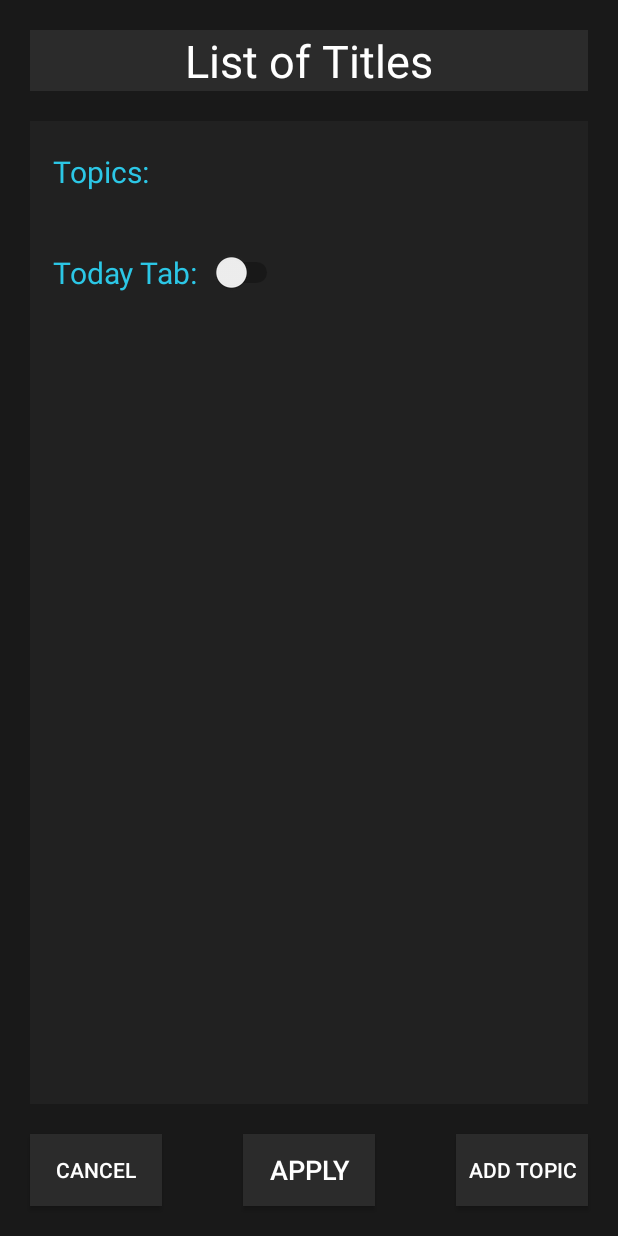
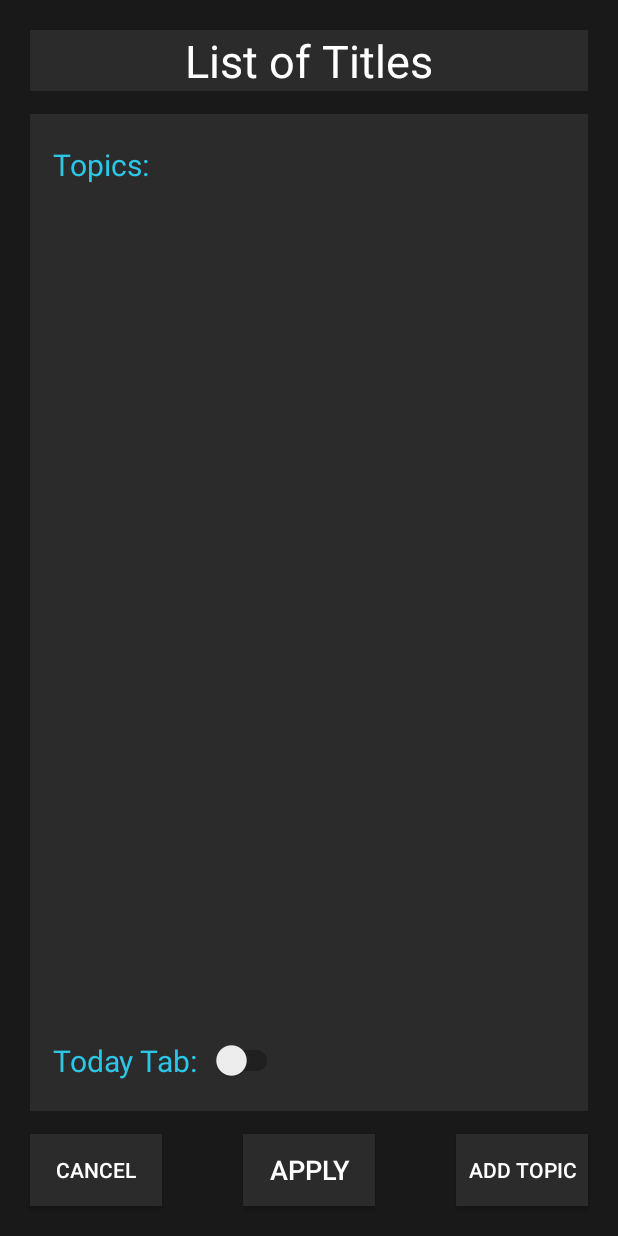
Before and after one commit to Conlix/Today_Do, an Android app: the Settings screen opened directly, with no data from a screen before it, on a phone screen of 412 x 824 dp. Run offline under Robolectric (Android 15) with nearby library versions, the phone set to English and light mode, and no system bars.

Commit message:
Test Version: Fixed Settings Screan

```diff
--- a/app/src/main/res/layout/activity_main.xml
+++ b/app/src/main/res/layout/activity_main.xml
@@ -16,7 +16,8 @@
         app:layout_constraintTop_toTopOf="parent"
         android:background="@color/colorPrimary"
         app:tabTextColor="@color/white"
-        app:tabIndicatorColor="@color/colorAccent" />
+        app:tabIndicatorColor="@color/colorAccent"
+        app:tabSelectedTextColor="@color/signature"/>
 
     <Button
         android:id="@+id/setting"
--- a/app/src/main/res/layout/settings.xml
+++ b/app/src/main/res/layout/settings.xml
@@ -6,6 +6,17 @@
     android:orientation="vertical"
     android:background="@color/background">
 
+    <ListView
+        android:id="@+id/background"
+        android:layout_width="0dp"
+        android:layout_height="0dp"
+        app:layout_constraintBottom_toTopOf="@id/b_return"
+        app:layout_constraintEnd_toEndOf="@id/b_add_topic"
+        app:layout_constraintStart_toStartOf="@id/b_cancel"
+        app:layout_constraintTop_toBottomOf="@id/header"
+        android:background="@color/colorPrimary"
+        android:layout_marginBottom="15dp"
+        android:layout_marginTop="15dp"/>
     <TextView
         android:id="@+id/header"
         android:layout_width="0dp"
@@ -21,28 +32,9 @@
         app:layout_constraintEnd_toEndOf="parent"
         app:layout_constraintStart_toStartOf="parent"
         app:layout_constraintTop_toTopOf="parent" />
-
-    <ScrollView
-        android:layout_width="match_parent"
-        android:layout_height="0dp"
-        android:layout_marginStart="20dp"
-        android:layout_marginTop="20dp"
-        android:layout_marginEnd="20dp"
-        android:layout_marginBottom="20dp"
-        android:background="@color/colorPrimaryDark"
-        app:layout_constraintBottom_toTopOf="@+id/b_return"
-        app:layout_constraintEnd_toEndOf="parent"
-        app:layout_constraintStart_toStartOf="parent"
-        app:layout_constraintTop_toBottomOf="@+id/header">
-
-        <LinearLayout
-            android:layout_width="match_parent"
-            android:layout_height="wrap_content"
-            android:orientation="vertical">
-
     <TextView
         android:id="@+id/editText"
-                android:layout_width="match_parent"
+        android:layout_width="wrap_content"
         android:layout_height="wrap_content"
         android:layout_marginLeft="15dp"
         android:layout_marginTop="20dp"
@@ -50,20 +42,24 @@
         android:inputType="textPersonName"
         android:text="Topics:"
         android:textColor="@color/signature"
-                android:textSize="20sp" />
+        android:textSize="20sp"
+        app:layout_constraintTop_toTopOf="@id/background"
+        app:layout_constraintLeft_toLeftOf="@id/background"/>
 
     <ListView
         android:id="@+id/listview_topics"
-                android:layout_width="match_parent"
-                android:layout_height="wrap_content"
+        android:layout_width="0dp"
+        android:layout_height="0dp"
         android:layout_marginStart="20dp"
         android:layout_marginTop="20dp"
         android:layout_marginEnd="20dp"
+        android:layout_marginBottom="20dp"
+        android:background="@color/colorPrimary"
+        app:layout_constraintTop_toBottomOf="@id/editText"
+        app:layout_constraintLeft_toLeftOf="@id/background"
+        app:layout_constraintRight_toRightOf="@id/background"
+        app:layout_constraintBottom_toTopOf="@id/today"/>
 
-                android:background="@color/colorPrimary" >
-
-
-            </ListView>
     <Switch
         android:id="@+id/today"
         android:layout_width="wrap_content"
@@ -75,9 +71,10 @@
         android:layout_weight="1"
         android:text="Today Tab:  "
         android:textColor="@color/signature"
-                android:textSize="20sp"/>
-        </LinearLayout>
-    </ScrollView>
+        android:textSize="20sp"
+
+        app:layout_constraintLeft_toLeftOf="@id/background"
+        app:layout_constraintBottom_toBottomOf="@id/background"/>
 
 
 
```
Lines whose indentation alone changed are shown as unchanged.
